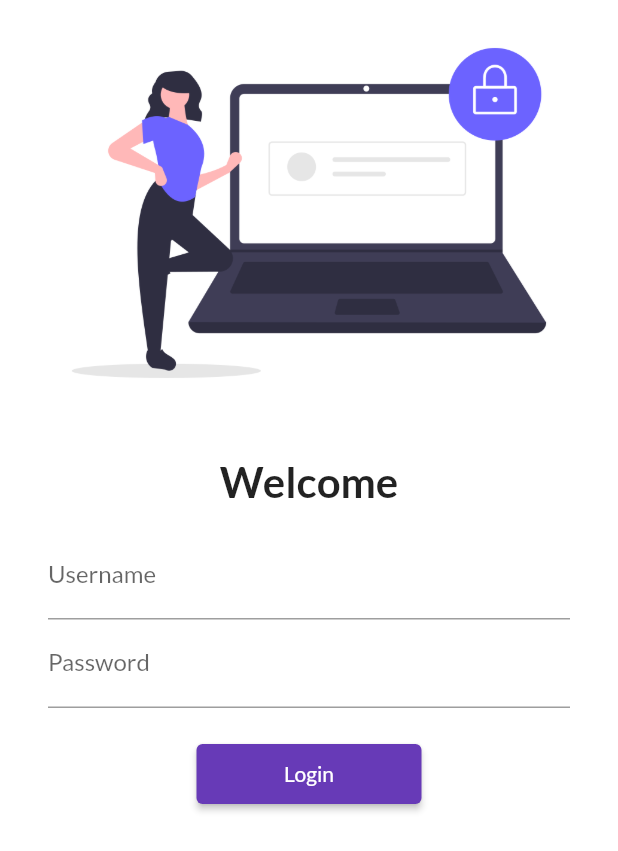
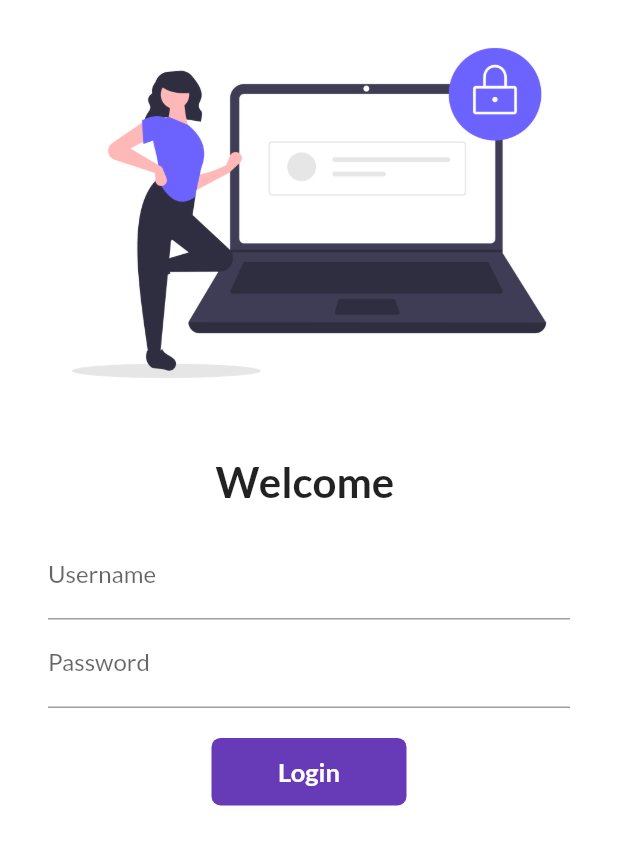
Before and after one commit to printROSHN/Flutter-Catalog-app, a Flutter app: the screen it shows after launch, on a phone screen of 412 x 824 dp. Shown: the top 851 px of the screen. Run offline on Flutter 3.47's test engine with Material 2 defaults, Android fonts, the phone set to English and light mode, and no system bars; our stand-ins replace google_fonts.

Commit message:
Day 6 completed

```diff
--- /dev/null
+++ b/lib/l10n/intl_en.arb
@@ -0,0 +1 @@
+{}
--- a/lib/pages/login_page.dart
+++ b/lib/pages/login_page.dart
@@ -3,9 +3,16 @@
 import 'package:flutter/material.dart';
 import 'package:flutter_catalog/utils/routes.dart';
 
-class LoginPage extends StatelessWidget {
+class LoginPage extends StatefulWidget {
   const LoginPage({Key? key}) : super(key: key);
 
+  @override
+  State<LoginPage> createState() => _LoginPageState();
+}
+
+class _LoginPageState extends State<LoginPage> {
+  String name = "";
+  bool changeButton = false;
   @override
   Widget build(BuildContext context) {
     return Material(
@@ -19,7 +26,7 @@ class LoginPage extends StatelessWidget {
               ),
               SizedBox(height: 20),
               Text(
-                "Welcome",
+                "Welcome $name",
                 style: TextStyle(fontSize: 28, fontWeight: FontWeight.bold),
               ),
               Padding(
@@ -32,6 +39,10 @@ class LoginPage extends StatelessWidget {
                         hintText: "Enter Username",
                         labelText: "Username",
                       ),
+                      onChanged: ((value) {
+                        name = value;
+                        setState(() {});
+                      }),
                     ),
                     TextFormField(
                       obscureText: true,
@@ -41,13 +52,43 @@ class LoginPage extends StatelessWidget {
                       ),
                     ),
                     SizedBox(height: 20),
-                    ElevatedButton(
-                      onPressed: () {
+                    // ElevatedButton(
+                    //   onPressed: () {
+                    //     Navigator.pushNamed(context, MyRoutes.homeRoute);
+                    //   },
+                    //   style: TextButton.styleFrom(minimumSize: Size(150, 40)),
+                    //   child: Text("Login"),
+                    // ),
+                    InkWell(
+                      onTap: () async {
+                        setState(() {
+                          changeButton = true;
+                        });
+                        await Future.delayed(Duration(seconds: 1));
+                        // ignore: use_build_context_synchronously
                         Navigator.pushNamed(context, MyRoutes.homeRoute);
                       },
-                      child: Text("Login"),
-                      style: TextButton.styleFrom(minimumSize: Size(150, 40)),
-                    )
+                      child: AnimatedContainer(
+                          duration: Duration(seconds: 1),
+                          width: changeButton ? 45 : 130,
+                          height: 45,
+                          alignment: Alignment.center,
+                          // ignore: sort_child_properties_last
+                          child: changeButton
+                              ? Icon(
+                                  Icons.done,
+                                  color: Colors.white,
+                                )
+                              : Text("Login",
+                                  style: TextStyle(
+                                      color: Colors.white,
+                                      fontWeight: FontWeight.bold,
+                                      fontSize: 17)),
+                          decoration: BoxDecoration(
+                              color: Colors.deepPurple,
+                              borderRadius: BorderRadius.circular(
+                                  changeButton ? 45 : 6))),
+                    ),
                   ],
                 ),
               ),
--- a/pubspec.yaml
+++ b/pubspec.yaml
@@ -48,7 +48,6 @@ dev_dependencies:
 
 # For information on the generic Dart part of this file, see the
 # following page: https://dart.dev/tools/pub/pubspec
-
 # The following section is specific to Flutter packages.
 flutter:
   # The following line ensures that the Material Icons font is
@@ -60,13 +59,10 @@ flutter:
   assets:
     - assets/images/
   #   - images/a_dot_ham.jpeg
-
   # An image asset can refer to one or more resolution-specific "variants", see
   # https://flutter.dev/assets-and-images/#resolution-aware
-
   # For details regarding adding assets from package dependencies, see
   # https://flutter.dev/assets-and-images/#from-packages
-
   # To add custom fonts to your application, add a fonts section here,
   # in this "flutter" section. Each entry in this list should have a
   # "family" key with the font family name, and a "fonts" key with a
@@ -86,3 +82,5 @@ flutter:
   #
   # For details regarding fonts from package dependencies,
   # see https://flutter.dev/custom-fonts/#from-packages
+flutter_intl:
+  enabled: true
```
Also changed, not shown: lib/generated/intl/messages_all.dart (added), lib/generated/intl/messages_en.dart (added), lib/generated/l10n.dart (added), lib/main.dart (line endings or trailing spaces).
